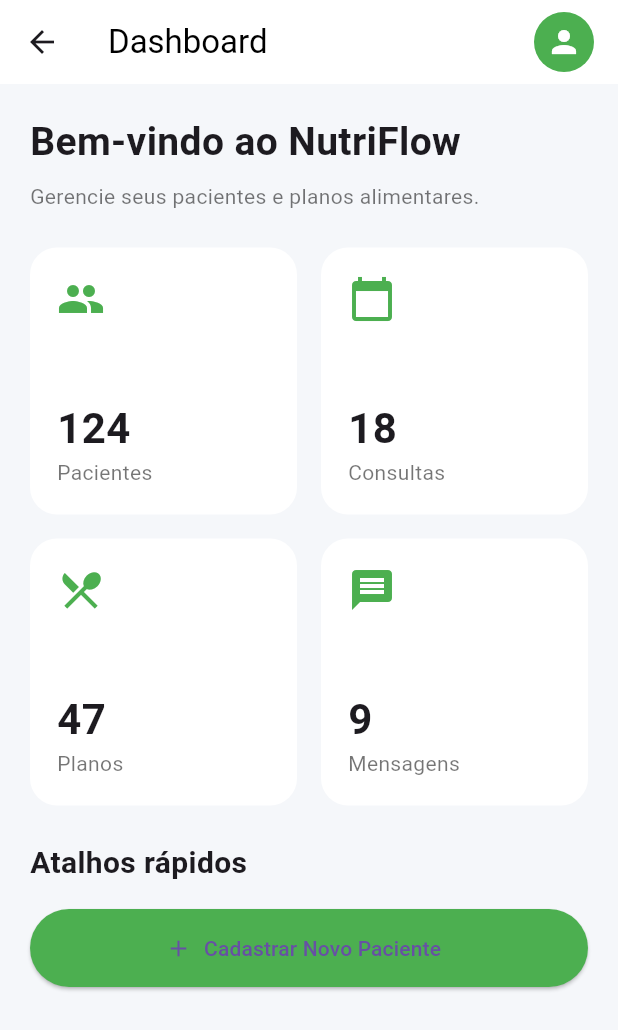
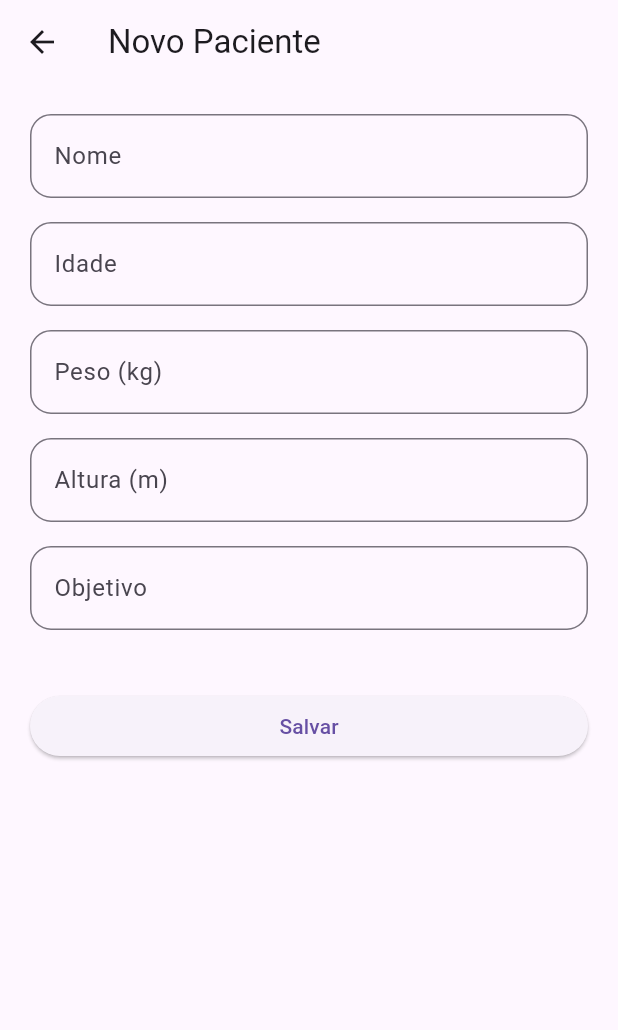
Before and after one commit to flavioZaccheroni/projeto-nutriflow, a Flutter app: the DashboardPage screen opened directly, after a tap on "Cadastrar Novo Paciente", on a phone screen of 412 x 824 dp. Shown: the top 1030 px of the screen. Run offline on Flutter 3.47's test engine with Material 3 defaults, Android fonts, the phone set to English and light mode, and no system bars.

```diff
--- a/lib/modules/dashboard/presentation/pages/dashboard_page.dart
+++ b/lib/modules/dashboard/presentation/pages/dashboard_page.dart
@@ -1,4 +1,5 @@
 import 'package:flutter/material.dart';
+import '../../../patients/presentation/pages/patient_form_page.dart';
 
 class DashboardPage extends StatelessWidget {
   const DashboardPage({super.key});
@@ -91,7 +92,14 @@ class DashboardPage extends StatelessWidget {
             const SizedBox(height: 16),
 
             ElevatedButton.icon(
-              onPressed: () {},
+              onPressed: () {
+                Navigator.push(
+                  context,
+                  MaterialPageRoute(
+                    builder: (_) => const PatientFormPage(),
+                  ),
+                );
+              },
               icon: const Icon(Icons.add),
               label: const Text('Cadastrar Novo Paciente'),
               style: ElevatedButton.styleFrom(
--- /dev/null
+++ b/lib/modules/patients/presentation/pages/patient_form_page.dart
@@ -0,0 +1,92 @@
+import 'package:flutter/material.dart';
+
+class PatientFormPage extends StatefulWidget {
+  const PatientFormPage({super.key});
+
+  @override
+  State<PatientFormPage> createState() => _PatientFormPageState();
+}
+
+class _PatientFormPageState extends State<PatientFormPage> {
+  final _formKey = GlobalKey<FormState>();
+
+  final nameController = TextEditingController();
+  final ageController = TextEditingController();
+  final weightController = TextEditingController();
+  final heightController = TextEditingController();
+  final goalController = TextEditingController();
+
+  void savePatient() {
+    if (_formKey.currentState!.validate()) {
+      ScaffoldMessenger.of(context).showSnackBar(
+        const SnackBar(
+          content: Text('Paciente cadastrado com sucesso!'),
+        ),
+      );
+
+      nameController.clear();
+      ageController.clear();
+      weightController.clear();
+      heightController.clear();
+      goalController.clear();
+    }
+  }
+
+  @override
+  Widget build(BuildContext context) {
+    return Scaffold(
+      appBar: AppBar(
+        title: const Text('Novo Paciente'),
+      ),
+      body: Padding(
+        padding: const EdgeInsets.all(20),
+        child: Form(
+          key: _formKey,
+          child: ListView(
+            children: [
+              buildField(nameController, 'Nome'),
+              buildField(ageController, 'Idade', number: true),
+              buildField(weightController, 'Peso (kg)', number: true),
+              buildField(heightController, 'Altura (m)', number: true),
+              buildField(goalController, 'Objetivo'),
+
+              const SizedBox(height: 24),
+
+              ElevatedButton(
+                onPressed: savePatient,
+                child: const Text('Salvar'),
+              ),
+            ],
+          ),
+        ),
+      ),
+    );
+  }
+
+  Widget buildField(
+      TextEditingController controller,
+      String label, {
+        bool number = false,
+      }) {
+    return Padding(
+      padding: const EdgeInsets.only(bottom: 16),
+      child: TextFormField(
+        controller: controller,
+        keyboardType:
+        number ? TextInputType.number : TextInputType.text,
+        decoration: InputDecoration(
+          labelText: label,
+          border: OutlineInputBorder(
+            borderRadius: BorderRadius.circular(14),
+          ),
+        ),
+        validator: (value) {
+          if (value == null || value.isEmpty) {
+            return 'Campo obrigatório';
+          }
+          return null;
+        },
+      ),
+    );
+  }
+}
```
Also changed, not shown: lib/data/models/patient_model.dart (added, +13 -0 lines), lib/presentation/pages/patient_list_page.dart (added, +90 -0 lines).
